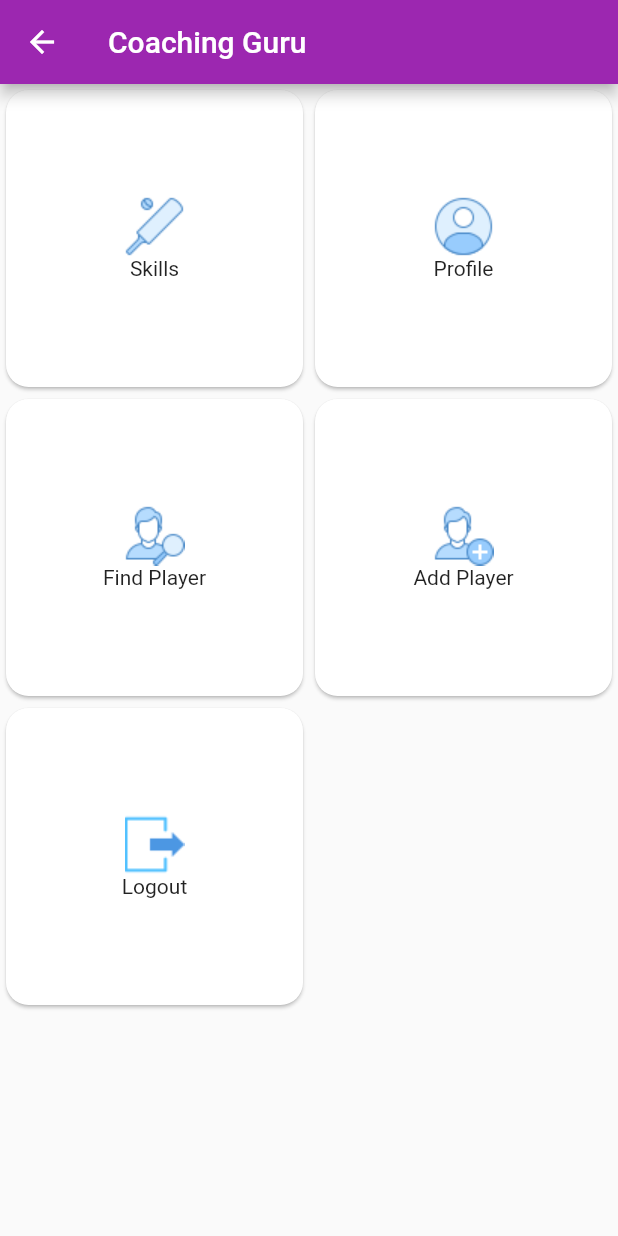
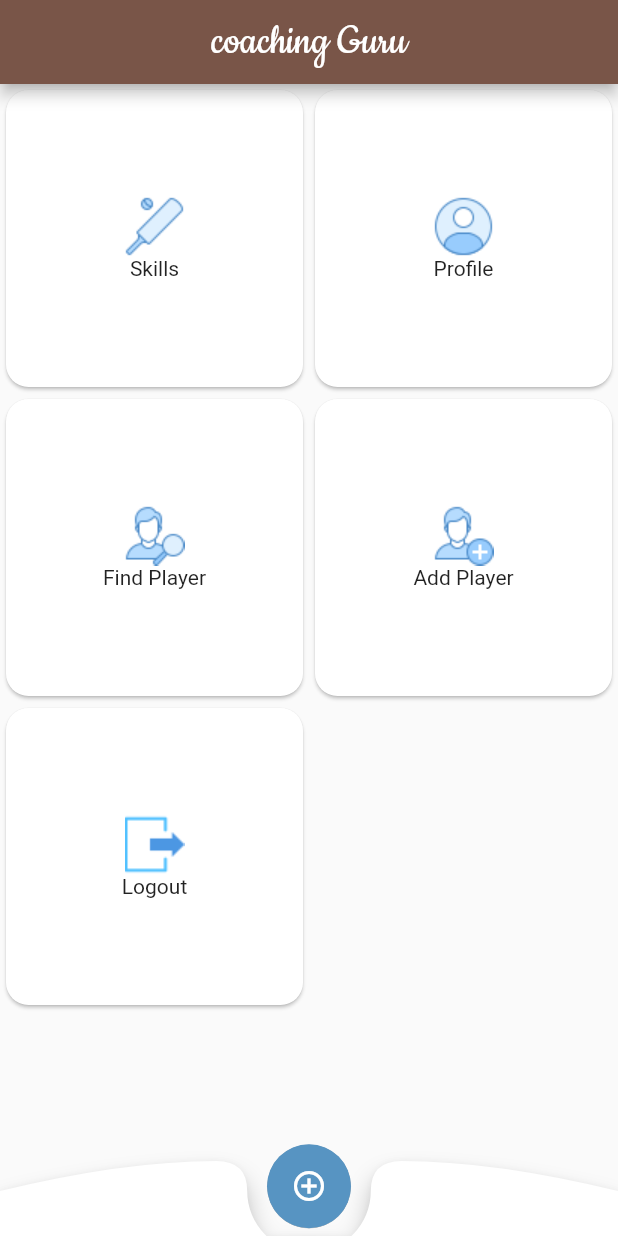
Before and after one commit to kartiksharma548/coaching, a Flutter app: the HomeScreen screen opened by its route, on a phone screen of 412 x 824 dp. Run offline on Flutter 3.47's test engine with Material 2 defaults, Android fonts, the phone set to English and light mode, and no system bars; our stand-ins replace flutter_secure_storage, shared_preferences; accounts and stored records are empty.

Commit message:
Bottom App Bar

```diff
--- a/lib/main.dart
+++ b/lib/main.dart
@@ -32,7 +32,7 @@ class MyApp extends StatelessWidget {
         // or simply save your changes to "hot reload" in a Flutter IDE).
         // Notice that the counter didn't reset back to zero; the application
         // is not restarted.
-        primarySwatch: Colors.purple,
+        primarySwatch: Colors.brown,
       ),
       initialRoute: '/',
       routes: {
--- a/lib/screens/home_screen.dart
+++ b/lib/screens/home_screen.dart
@@ -2,6 +2,7 @@ import 'dart:async';
 
 import 'package:coaching/screens/splash_screen.dart';
 import 'package:coaching/services/storage_service.dart';
+import 'package:coaching/utilities_class/curve_painter.dart';
 import 'package:flutter/material.dart';
 import 'package:coaching/models/home_tiles_model.dart';
 import 'package:shared_preferences/shared_preferences.dart';
@@ -39,8 +40,31 @@ class _HomeScreenState extends State<HomeScreen> {
   @override
   Widget build(BuildContext context) {
     return Scaffold(
+      bottomNavigationBar: Stack(
+        children: [
+          Container(
+              //color: Colors.blueGrey,
+              height: 50,
+              width: MediaQuery.of(context).size.width,
+              child: CustomPaint(
+                painter: CurvePainter(),
+                //size: Size.fromHeight(50),
+              )),
+          Center(
+            heightFactor: 0.6,
+            child: FloatingActionButton(
+                backgroundColor: Color.fromARGB(255, 87, 148, 194),
+                child: Icon(Icons.add_circle_outline_sharp),
+                elevation: 0.1,
+                onPressed: () {}),
+          )
+        ],
+      ),
       appBar: AppBar(
-        title: Text('Coaching Guru'),
+        title: Center(
+            child: Text('coaching Guru',
+                style: TextStyle(fontFamily: 'Cookie', fontSize: 30))),
+        automaticallyImplyLeading: false,
       ),
       body: GridView.builder(
         itemCount: HomeTiles.tileList.length,
```
Also changed, not shown: lib/screens/player_profile_screen.dart (added, +58 -0 lines), lib/screens/search_player_screen.dart (+7 -6 lines), lib/utilities_class/curve_painter.dart (added, +29 -0 lines), pubspec.yaml (+4 -4 lines), assets/fonts/Cookie-Regular.ttf (added).
